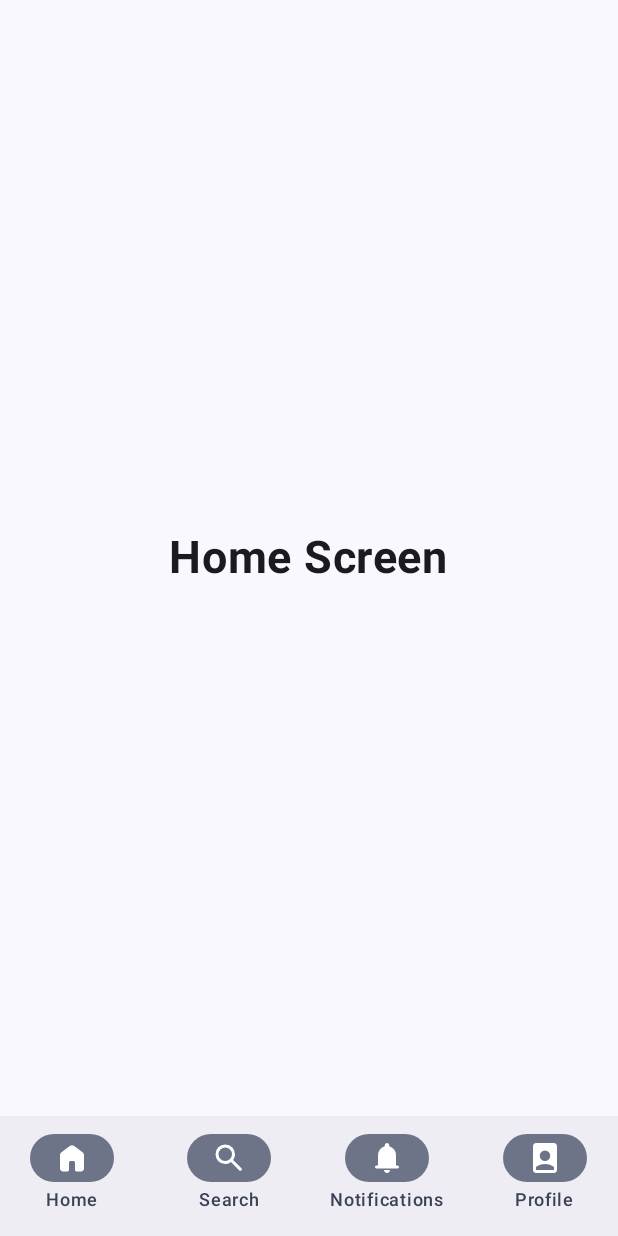
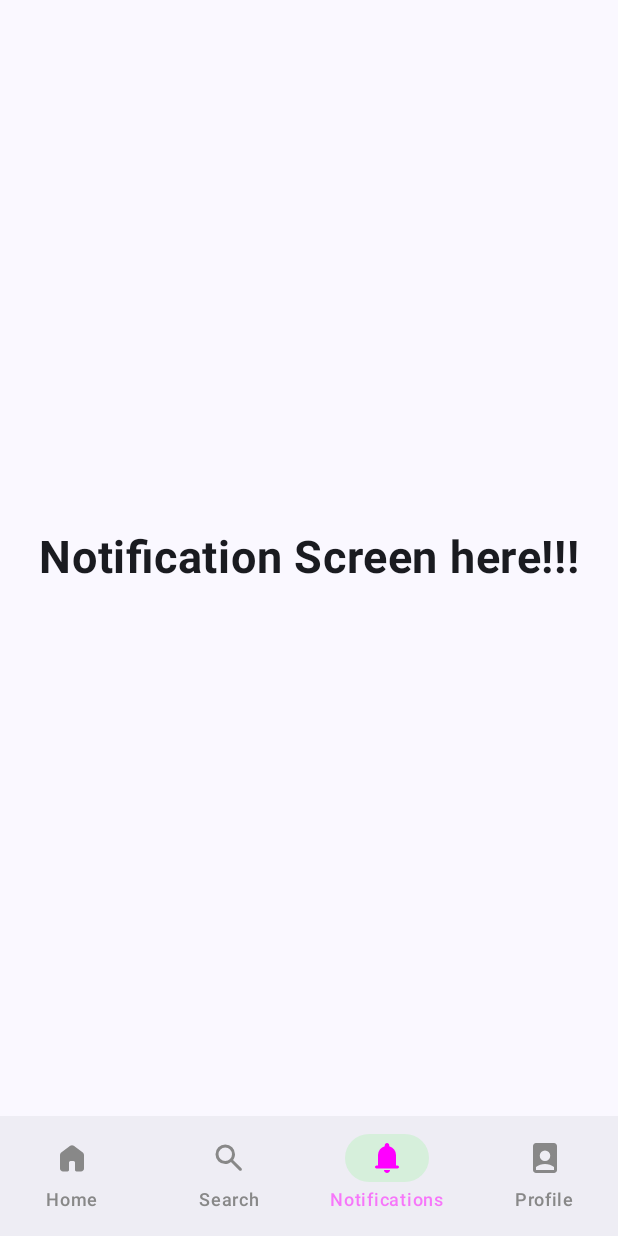
Before and after one commit to Aakashraz/JetpackComposeMissionAndriod, an Android app built with Jetpack Compose: the screen it shows after launch (MainActivity), item 3 of the bottom bar chosen, on a phone screen of 412 x 824 dp. Run offline under Robolectric (Android 15) with nearby library versions, the phone set to English and light mode, and no system bars.

Commit message:
NavBar onClick and selected properties changed

```diff
--- a/app/src/main/java/com/example/jetpackcomposemissionandriod/MainActivity.kt
+++ b/app/src/main/java/com/example/jetpackcomposemissionandriod/MainActivity.kt
@@ -4,11 +4,8 @@ import android.os.Bundle
 import androidx.activity.ComponentActivity
 import androidx.activity.compose.setContent
 import androidx.activity.enableEdgeToEdge
-import com.example.jetpackcomposemissionandriod.jetpackcompose.NestedLazyLists
-import com.example.jetpackcomposemissionandriod.jetpackcompose.navigation.LoginScreenUI
-import com.example.jetpackcomposemissionandriod.jetpackcompose.navigation.NavGraph
 import com.example.jetpackcomposemissionandriod.jetpackcompose.navigation_bar.NavBarHomeScreen
-import com.example.jetpackcomposemissionandriod.jetpackcompose.scaffold.MyScreen
+import com.example.jetpackcomposemissionandriod.jetpackcompose.navigation_bar.NavBarNavigation
 import com.example.jetpackcomposemissionandriod.ui.theme.JetpackComposeMissionAndriodTheme
 
 class MainActivity : ComponentActivity() {
@@ -26,7 +23,7 @@ class MainActivity : ComponentActivity() {
 //                NavGraph()
 //                NestedLazyLists()
 //                MyScreen()
-                NavBarHomeScreen()
+                NavBarNavigation()
             }
         }
     }
--- a/app/src/main/java/com/example/jetpackcomposemissionandriod/jetpackcompose/navigation_bar/MyNavBar.kt
+++ b/app/src/main/java/com/example/jetpackcomposemissionandriod/jetpackcompose/navigation_bar/MyNavBar.kt
@@ -3,32 +3,56 @@ package com.example.jetpackcomposemissionandriod.jetpackcompose.navigation_bar
 import androidx.compose.material3.Icon
 import androidx.compose.material3.NavigationBar
 import androidx.compose.material3.NavigationBarItem
+import androidx.compose.material3.NavigationBarItemDefaults
 import androidx.compose.material3.Text
 import androidx.compose.runtime.Composable
+import androidx.compose.ui.graphics.Color
 import androidx.compose.ui.graphics.vector.ImageVector
 import androidx.compose.ui.res.vectorResource
+import androidx.navigation.NavController
+import androidx.navigation.NavHostController
 import com.example.jetpackcomposemissionandriod.R
 
 
 @Composable
-fun MyNavBar() {
+fun MyNavBar(navController: NavHostController, key: String) {
 
     val navItems = listOf(
-        NavItem("Home", ImageVector.vectorResource(R.drawable.ic_home_rounded_filled_24dp)),
-        NavItem("Search", ImageVector.vectorResource(R.drawable.ic_search_rounded_24dp)),
-        NavItem("Notifications", ImageVector.vectorResource(R.drawable.ic_notifications_rounded_filled_24dp)),
-        NavItem("Profile", ImageVector.vectorResource(R.drawable.ic_person_book_rounded_filled_24dp))
+        NavItem(
+            "Home", ImageVector.vectorResource(R.drawable.ic_home_rounded_filled_24dp),
+            NavBarRoutes.Home
+        ),
+        NavItem(
+            "Search", ImageVector.vectorResource(R.drawable.ic_search_rounded_24dp),
+            NavBarRoutes.Search
+        ),
+        NavItem(
+            "Notifications",
+            ImageVector.vectorResource(R.drawable.ic_notifications_rounded_filled_24dp),
+            NavBarRoutes.Notifications
+        ),
+        NavItem(
+            "Profile", ImageVector.vectorResource(R.drawable.ic_person_book_rounded_filled_24dp),
+            NavBarRoutes.Profile
+        )
     )
 
     NavigationBar() {
         navItems.forEach { item ->
             NavigationBarItem(
-                selected = true,
-                onClick = {},
+                selected = item.title == key,
+                onClick = {navController.navigate(item.routes)},
                 icon = {
                     Icon(imageVector = item.icon, contentDescription = "$item.title")
                 },
-                label = { Text(text = item.title) }
+                label = { Text(text = item.title) },
+                colors = NavigationBarItemDefaults.colors(
+                    selectedIconColor = Color.Magenta,
+                    selectedTextColor = Color.Magenta.copy(alpha = 0.5f),
+                    indicatorColor = Color.Green.copy(alpha = 0.1f),
+                    unselectedIconColor = Color.Gray,
+                    unselectedTextColor = Color.Gray
+                )
             )
         }
 
@@ -39,5 +63,6 @@ fun MyNavBar() {
 
 data class NavItem(
     val title: String,
-    val icon: ImageVector
+    val icon: ImageVector,
+    val routes: NavBarRoutes,
 )
--- a/app/src/main/java/com/example/jetpackcomposemissionandriod/jetpackcompose/navigation_bar/NavBarHomeScreen.kt
+++ b/app/src/main/java/com/example/jetpackcomposemissionandriod/jetpackcompose/navigation_bar/NavBarHomeScreen.kt
@@ -12,17 +12,15 @@ import androidx.compose.ui.Modifier
 import androidx.compose.ui.text.font.FontWeight
 import androidx.compose.ui.tooling.preview.Preview
 import androidx.compose.ui.unit.sp
+import androidx.navigation.NavHostController
 
 
-@Preview(
-    showBackground = true, showSystemUi = true,
-    device = "spec:width=240dp, height=360dp"
-)
+
 @Composable
-fun NavBarHomeScreen() {
+fun NavBarHomeScreen(navController: NavHostController) {
 
     Scaffold(
-        bottomBar = { MyNavBar() }
+        bottomBar = { MyNavBar(navController, "Home") }
     ) { innerPadding ->
 
         Column(
--- /dev/null
+++ b/app/src/main/java/com/example/jetpackcomposemissionandriod/jetpackcompose/navigation_bar/NavBarNavigation.kt
@@ -0,0 +1,33 @@
+package com.example.jetpackcomposemissionandriod.jetpackcompose.navigation_bar
+
+import androidx.compose.runtime.Composable
+import androidx.navigation.compose.NavHost
+import androidx.navigation.compose.composable
+import androidx.navigation.compose.rememberNavController
+
+
+@Composable
+fun NavBarNavigation() {
+
+    val navController = rememberNavController()
+
+    NavHost(
+        navController = navController, startDestination = NavBarRoutes.Home
+    ) {
+        composable<NavBarRoutes.Home> {
+            NavBarHomeScreen(navController)
+        }
+
+        composable<NavBarRoutes.Search> {
+            NavBarSearchScreen(navController)
+        }
+
+        composable<NavBarRoutes.Notifications> {
+            NavBarNotificationScreen(navController)
+        }
+
+        composable<NavBarRoutes.Profile> {
+            NavBarProfileScreen(navController)
+        }
+    }
+}
--- a/app/src/main/java/com/example/jetpackcomposemissionandriod/jetpackcompose/navigation_bar/NavBarNotificationScreen.kt
+++ b/app/src/main/java/com/example/jetpackcomposemissionandriod/jetpackcompose/navigation_bar/NavBarNotificationScreen.kt
@@ -12,17 +12,15 @@ import androidx.compose.ui.Modifier
 import androidx.compose.ui.text.font.FontWeight
 import androidx.compose.ui.tooling.preview.Preview
 import androidx.compose.ui.unit.sp
+import androidx.navigation.NavHostController
 
 
-@Preview(
-    showBackground = true, showSystemUi = true,
-    device = "spec:width=240dp, height=360dp"
-)
+
 @Composable
-fun NavBarNotificationScreen() {
+fun NavBarNotificationScreen(navController: NavHostController) {
 
     Scaffold(
-        bottomBar = { MyNavBar() }
+        bottomBar = { MyNavBar(navController, "Notifications") }
     ) { innerPadding ->
 
         Column(
@@ -30,7 +28,7 @@ fun NavBarNotificationScreen() {
             verticalArrangement = Arrangement.Center,
             horizontalAlignment = Alignment.CenterHorizontally
         ) {
-            Text("Notification Screen", fontSize = 30.sp, fontWeight = FontWeight.Bold)
+            Text("Notification Screen here!!!", fontSize = 30.sp, fontWeight = FontWeight.Bold)
         }
     }
 }
--- a/app/src/main/java/com/example/jetpackcomposemissionandriod/jetpackcompose/navigation_bar/NavBarProfileScreen.kt
+++ b/app/src/main/java/com/example/jetpackcomposemissionandriod/jetpackcompose/navigation_bar/NavBarProfileScreen.kt
@@ -12,17 +12,15 @@ import androidx.compose.ui.Modifier
 import androidx.compose.ui.text.font.FontWeight
 import androidx.compose.ui.tooling.preview.Preview
 import androidx.compose.ui.unit.sp
+import androidx.navigation.NavHostController
 
 
-@Preview(
-    showBackground = true, showSystemUi = true,
-    device = "spec:width=240dp, height=360dp"
-)
+
 @Composable
-fun NavBarProfileScreen() {
+fun NavBarProfileScreen(navController: NavHostController) {
 
     Scaffold(
-        bottomBar = { MyNavBar() }
+        bottomBar = { MyNavBar(navController, "Profile") }
     ) { innerPadding ->
 
         Column(
--- /dev/null
+++ b/app/src/main/java/com/example/jetpackcomposemissionandriod/jetpackcompose/navigation_bar/NavBarRoutes.kt
@@ -0,0 +1,17 @@
+package com.example.jetpackcomposemissionandriod.jetpackcompose.navigation_bar
+
+import kotlinx.serialization.Serializable
+
+
+@Serializable
+sealed class NavBarRoutes {
+
+    @Serializable
+    object Home : NavBarRoutes()
+    @Serializable
+    object Search : NavBarRoutes()
+    @Serializable
+    object Notifications : NavBarRoutes()
+    @Serializable
+    object Profile : NavBarRoutes()
+}
--- a/app/src/main/java/com/example/jetpackcomposemissionandriod/jetpackcompose/navigation_bar/NavBarSearchScreen.kt
+++ b/app/src/main/java/com/example/jetpackcomposemissionandriod/jetpackcompose/navigation_bar/NavBarSearchScreen.kt
@@ -12,17 +12,15 @@ import androidx.compose.ui.Modifier
 import androidx.compose.ui.text.font.FontWeight
 import androidx.compose.ui.tooling.preview.Preview
 import androidx.compose.ui.unit.sp
+import androidx.navigation.NavHostController
 
 
-@Preview(
-    showBackground = true, showSystemUi = true,
-    device = "spec:width=240dp, height=360dp"
-)
+
 @Composable
-fun NavBarSearchScreen() {
+fun NavBarSearchScreen(navController: NavHostController) {
 
     Scaffold(
-        bottomBar = { MyNavBar() }
+        bottomBar = { MyNavBar(navController, "Search") }
     ) { innerPadding ->
 
         Column(
```
